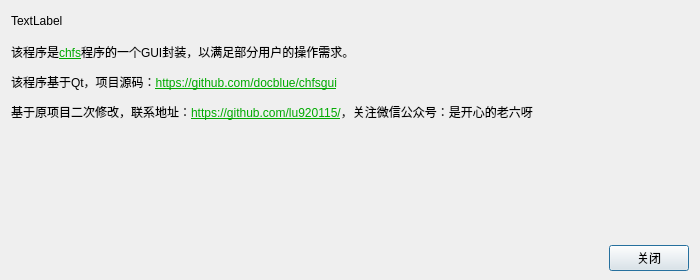
Before: the Qt Designer form chfsgui/aboutdlg.ui in lu920115/chfsgui, drawn with Qt 5.
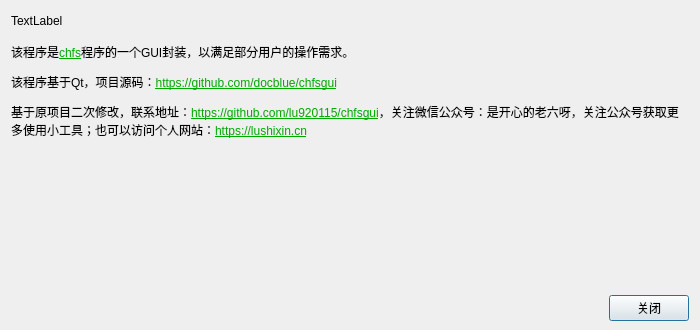
After: the same form once the commit is applied.

Commit message: Release v1.5.2: about dialog and attribution updates

```diff
--- a/chfsgui/aboutdlg.ui
+++ b/chfsgui/aboutdlg.ui
@@ -7,7 +7,7 @@
     <x>0</x>
     <y>0</y>
     <width>700</width>
-    <height>280</height>
+    <height>330</height>
    </rect>
   </property>
   <property name="sizePolicy">
@@ -86,7 +86,7 @@
      <item>
       <widget class="QLabel" name="labelModification">
        <property name="text">
-        <string>&lt;html&gt;&lt;head/&gt;&lt;body&gt;&lt;p&gt;基于原项目二次修改，联系地址：&lt;a href=&quot;https://github.com/lu920115/&quot;&gt;&lt;span style=&quot; text-decoration: underline; color:#00aa00;&quot;&gt;https://github.com/lu920115/&lt;/span&gt;&lt;/a&gt;，关注微信公众号：是开心的老六呀&lt;/p&gt;&lt;/body&gt;&lt;/html&gt;</string>
+        <string>&lt;html&gt;&lt;head/&gt;&lt;body&gt;&lt;p&gt;基于原项目二次修改，联系地址：&lt;a href=&quot;https://github.com/lu920115/chfsgui&quot;&gt;&lt;span style=&quot; text-decoration: underline; color:#00aa00;&quot;&gt;https://github.com/lu920115/chfsgui&lt;/span&gt;&lt;/a&gt;，关注微信公众号：是开心的老六呀，关注公众号获取更多使用小工具；也可以访问个人网站：&lt;a href=&quot;https://lushixin.cn&quot;&gt;&lt;span style=&quot; text-decoration: underline; color:#00aa00;&quot;&gt;https://lushixin.cn&lt;/span&gt;&lt;/a&gt;&lt;/p&gt;&lt;/body&gt;&lt;/html&gt;</string>
        </property>
        <property name="openExternalLinks">
         <bool>true</bool>
```
The commit also changes 2 other files.
